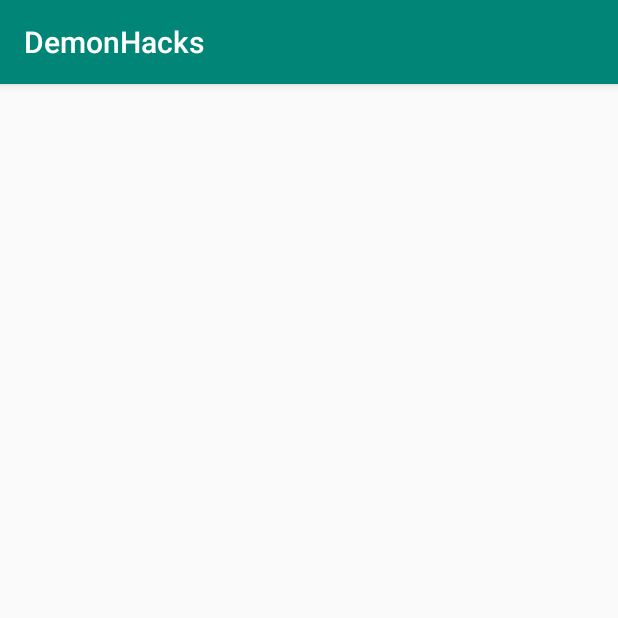
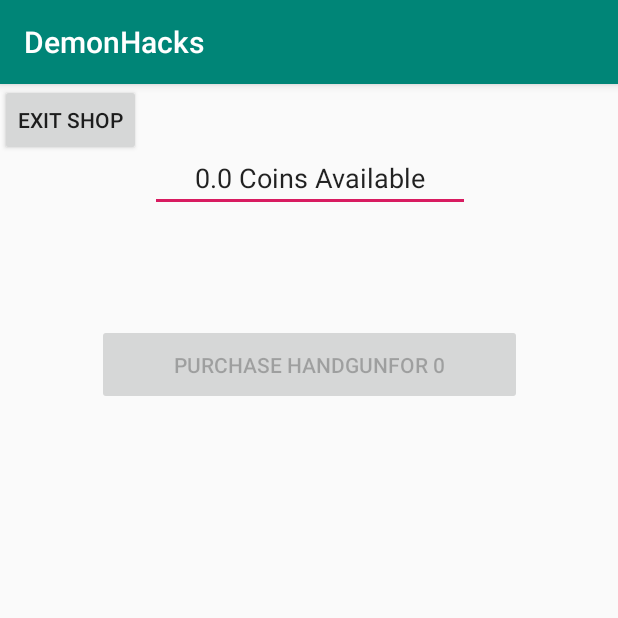
Before and after one commit to lauzadis/DemonHacks, an Android app: the vendor screen opened directly, with no data from a screen before it, on a phone screen of 412 x 824 dp, the top half of it. Run offline under Robolectric (Android 15) with nearby library versions, the phone set to English and light mode, and no system bars; 3 statements that could not run were skipped.

Commit message:
Ammended names to Guns, ammended TimeSurvived to Tower, finished(?) vendor scene, influenced TowerInfo

```diff
--- a/app/src/main/java/com/example/motbot/demonhacks/Gun.java
+++ b/app/src/main/java/com/example/motbot/demonhacks/Gun.java
@@ -12,14 +12,18 @@ public class Gun {
     //Each weapon tier has a specific cost to purchase the weapon
     private int cost;
 
+    private String gunName;
+
     /**
      * Create a new gun object with a certain tier - when the Tower is first constructed, it creates a level 1 gun
      */
     Gun(int gunTier){
 
         //Gun Tier must be between 1 and 5
-        if(gunTier <=5 && gunTier >= 1)
+        if(gunTier <=5 && gunTier >= 1) {
             this.gunTier = gunTier;
+            setGunName();
+        }
         else
             System.out.print("ERROR! Gun tier is not between 1 and 5");
     }
@@ -62,4 +66,37 @@ public class Gun {
     public double getGunMultiplier(){
         return this.gunTier/10.0;
     }
+
+    /**
+     * Sets the class/type of weapon based on tier
+     */
+    public void setGunName(){
+        switch(this.gunTier){
+            case(1):
+                this.gunName = "Handgun";
+                break;
+            case(2):
+                this.gunName = "Varmint Rifle";
+                break;
+            case(3):
+                this.gunName = "Shotgun";
+                break;
+            case(4):
+                this.gunName = "Sniper";
+                break;
+            case(5):
+                this.gunName = "Railgun";
+                break;
+            default:
+                this.gunName = "Fisticuffs";
+        }
+    }
+
+    /**
+     *
+     * @return the name of the gun
+     */
+    public String getGunName(){
+        return this.gunName;
+    }
 }
--- a/app/src/main/java/com/example/motbot/demonhacks/vendor.java
+++ b/app/src/main/java/com/example/motbot/demonhacks/vendor.java
@@ -3,11 +3,15 @@ package com.example.motbot.demonhacks;
 import android.support.v7.app.AppCompatActivity;
 import android.os.Bundle;
 import android.view.View;
+import android.widget.Button;
 import android.widget.ImageButton;
+import android.widget.TextView;
+
+import org.w3c.dom.Text;
 
 /**
  * Launches whenever player enters a shop
- * Displays a gun or soldier for purchase
+ * Can purchase a weapon or a soldier to increase health
  */
 public class vendor extends AppCompatActivity {
 
@@ -15,5 +19,79 @@ public class vendor extends AppCompatActivity {
     protected void onCreate(Bundle savedInstanceState) {
         super.onCreate(savedInstanceState);
         setContentView(R.layout.activity_vendor);
-    }
-}
+
+        //Fetch player's maximum money available to spend
+        final double currency = userTower.getCoins();
+
+        //Instantiate textfield and both buttons in vending scene
+        final TextView coinsLabel = (TextView)findViewById(R.id.coinsLabel);
+        TextView affordLabel = (TextView)findViewById(R.id.affordLabel); //tells user whether or not they can afford the item
+        TextView needLabel = (TextView)findViewById(R.id.needLabel); //tells user how many more coins they need to afford the item
+        final Button gunButton = (Button)findViewById(R.id.gunButton);
+        Button exit = (Button)findViewById(R.id.exit);
+
+        //Display the user's budget
+        coinsLabel.setText(currency + " Coins Available");
+
+        //Fetch player's weapon data
+        Gun currentUserGun = user.getGun();
+        int gunTier = currentUserGun.getGunTier();
+
+        //default values for troubleshooting which should be overwritten anyways
+        int gunPrice = 99999;
+        String gunName = "Empty-Handed";
+
+        //If the user's weapon is maxed out, make trade unavailable
+        if(gunTier == 5) //max tier
+        {
+            gunButton.setEnabled(false); //disables clicking the object
+            gunButton.setText("Max Weapon Tier");
+        }
+        //Otherwise fetch the information for the next available weapon
+        else{
+            for(int i = 1; i <6; i++){
+                if(i == gunTier + 1){
+                    gunPrice = new Gun(i).getCost(); //captures the price of the weapon
+                    gunName = new Gun(i).getGunName();
+                }
+            }
+            gunButton.setEnabled(false); //disables clicking the object
+        }
+        //If user cannot afford to purchase a new weapon, don't allow them to
+        if(currency < gunPrice){
+            gunButton.setEnabled(false);
+            affordLabel.setText("You cannot afford the " + gunName);
+            needLabel.setText("You need " + (user.getCoins() - gunPrice) + "more coins!");
+        }
+        //If can afford it, highlight border and change textto prompt purchasing
+        else{
+            gunButton.setHighlightColor(0xFFFF00);
+            gunButton.setText("Purchase " + gunName + "for " + gunPrice);
+        }
+
+        //Subtract money, disable box, change color, and change button text on purchase
+        gunButton.setOnClickListener(new View.OnClickListener() {
+            @Override
+            public void onClick(View v) {
+            currency = currency - gunPrice;
+            user.setCoins(currency);
+            gunButton.setEnabled(false);
+            gunButton.setBackgroundColor(696969);
+            gunButton.setHighlightColor(000000);
+            coinsLabel.setText(currency + " Coins Remaining");
+            gunButton.setText("Thanks for your purchase!");
+            }
+        });
+
+        //Exit the shop scene when button pressed
+        exit.setOnClickListener(new View.OnClickListener() {
+            @Override
+            public void onClick(View v) {
+             //TODO EXIT SHOP
+                }
+            }
+
+        );
+
+    }//end onCreate
+}//end class
--- a/app/src/main/res/layout/activity_vendor.xml
+++ b/app/src/main/res/layout/activity_vendor.xml
@@ -6,4 +6,73 @@
     android:layout_height="match_parent"
     tools:context=".vendor">
 
+    <EditText
+        android:id="@+id/coinsLabel"
+        android:layout_width="wrap_content"
+        android:layout_height="wrap_content"
+        android:layout_marginStart="8dp"
+        android:layout_marginLeft="8dp"
+        android:layout_marginTop="40dp"
+        android:layout_marginEnd="8dp"
+        android:layout_marginRight="8dp"
+        android:ems="10"
+        android:gravity="center_horizontal"
+        android:inputType="textPersonName"
+        android:text="[Available Coins]"
+        app:layout_constraintEnd_toEndOf="parent"
+        app:layout_constraintHorizontal_bias="0.503"
+        app:layout_constraintStart_toStartOf="parent"
+        app:layout_constraintTop_toTopOf="parent" />
+
+    <Button
+        android:id="@+id/gunButton"
+        android:layout_width="283dp"
+        android:layout_height="54dp"
+        android:layout_marginStart="8dp"
+        android:layout_marginLeft="8dp"
+        android:layout_marginTop="160dp"
+        android:layout_marginEnd="8dp"
+        android:layout_marginRight="8dp"
+        android:text="Gun Button"
+        app:layout_constraintEnd_toEndOf="parent"
+        app:layout_constraintHorizontal_bias="0.505"
+        app:layout_constraintStart_toStartOf="parent"
+        app:layout_constraintTop_toTopOf="parent" />
+
+    <TextView
+        android:id="@+id/affordLabel"
+        android:gravity="center_horizontal"
+        android:layout_width="280dp"
+        android:layout_height="15dp"
+        android:layout_marginStart="8dp"
+        android:layout_marginLeft="8dp"
+        android:layout_marginTop="144dp"
+        android:layout_marginEnd="8dp"
+        android:layout_marginRight="8dp"
+        app:layout_constraintEnd_toEndOf="parent"
+        app:layout_constraintStart_toStartOf="parent"
+        app:layout_constraintTop_toTopOf="parent" />
+
+    <TextView
+        android:id="@+id/needLabel"
+        android:gravity="center_horizontal"
+        android:layout_width="276dp"
+        android:layout_height="21dp"
+        android:layout_marginStart="8dp"
+        android:layout_marginLeft="8dp"
+        android:layout_marginTop="212dp"
+        android:layout_marginEnd="8dp"
+        android:layout_marginRight="8dp"
+        app:layout_constraintEnd_toEndOf="parent"
+        app:layout_constraintHorizontal_bias="0.467"
+        app:layout_constraintStart_toStartOf="parent"
+        app:layout_constraintTop_toTopOf="parent" />
+
+    <Button
+        android:id="@+id/exit"
+        android:layout_width="wrap_content"
+        android:layout_height="wrap_content"
+        android:text="Exit Shop"
+        tools:layout_editor_absoluteX="147dp"
+        tools:layout_editor_absoluteY="445dp" />
 </android.support.constraint.ConstraintLayout>
```
Also changed, not shown: app/src/main/java/com/example/motbot/demonhacks/Tower.java (+12 -0 lines), app/src/main/java/com/example/motbot/demonhacks/TowerInfo.java (+15 -0 lines), app/src/main/res/layout/activity_tower_info.xml (+68 -0 lines).
